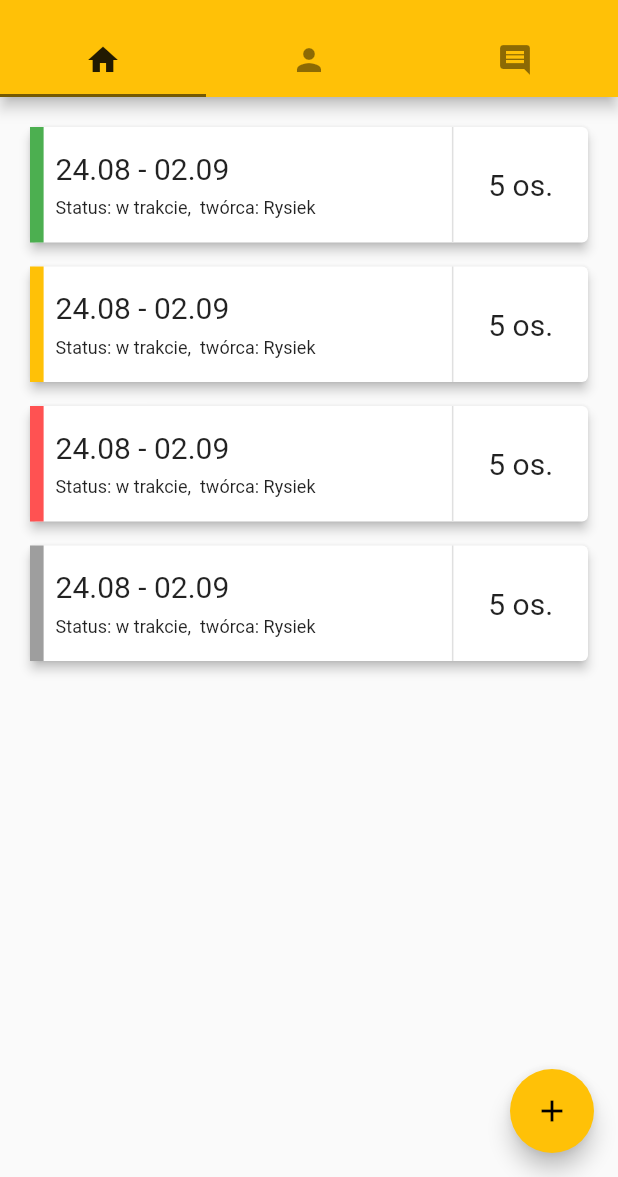
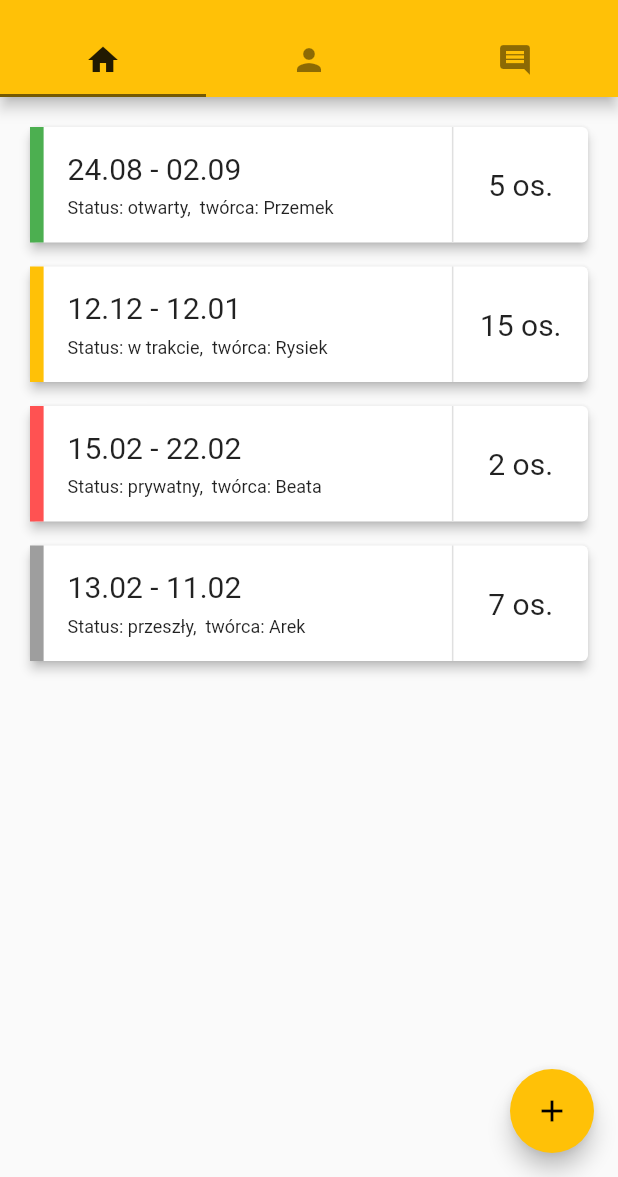
Before and after one commit to PrzemyslawPolrolniczak/PszczewHouseApp, a Flutter app: the screen it shows after launch, on a phone screen of 412 x 824 dp, the part 59-1236 px from its top. Run offline on Flutter 3.47's test engine with Material 2 defaults, Android fonts, the phone set to English and light mode, and no system bars.

Commit message:
add: tile component

```diff
--- a/lib/main.dart
+++ b/lib/main.dart
@@ -62,10 +62,30 @@ class _MyHomePageState extends State<MyHomePage> {
               child: Column(
                 crossAxisAlignment: CrossAxisAlignment.stretch,
                 children: [
-                  Tile(status: Status.open),
-                  Tile(status: Status.ongoing),
-                  Tile(status: Status.private),
-                  Tile(status: Status.past)
+                  Tile(
+                    status: Status.open,
+                    dateRange: "24.08 - 02.09",
+                    peopleSigned: 5,
+                    author: "Przemek",
+                  ),
+                  Tile(
+                    status: Status.ongoing,
+                    dateRange: "12.12 - 12.01",
+                    peopleSigned: 15,
+                    author: "Rysiek",
+                  ),
+                  Tile(
+                    status: Status.private,
+                    dateRange: "15.02 - 22.02",
+                    peopleSigned: 2,
+                    author: "Beata",
+                  ),
+                  Tile(
+                    status: Status.past,
+                    dateRange: "13.02 - 11.02",
+                    peopleSigned: 7,
+                    author: "Arek",
+                  )
                 ],
               ),
             ),
--- /dev/null
+++ b/lib/routes/reservationDetails.dart
@@ -0,0 +1,20 @@
+import 'package:flutter/material.dart';
+
+class ReservationDetails extends StatelessWidget {
+  @override
+  Widget build(BuildContext context) {
+    return Scaffold(
+      appBar: AppBar(
+        title: Text("Second Route"),
+      ),
+      body: Center(
+        child: RaisedButton(
+          onPressed: () {
+            Navigator.pop(context);
+          },
+          child: Text('Go back!'),
+        ),
+      ),
+    );
+  }
+}
--- a/lib/widgets/tile.dart
+++ b/lib/widgets/tile.dart
@@ -1,36 +1,51 @@
 import 'package:flutter/material.dart';
 
 import '../consts.dart';
+import '../routes/reservationDetails.dart';
 
 class Tile extends StatelessWidget {
-  Tile({@required this.status});
+  Tile(
+      {@required this.status,
+      @required this.author,
+      @required this.dateRange,
+      @required this.peopleSigned});
 
   final Status status;
+  final String author;
+  final String dateRange;
+  final int peopleSigned;
 
-  get getStatusColor {
+  get getStatus {
     switch (status) {
       case Status.open:
         {
-          return Colors.green;
+          return {"color": Colors.green, "text": 'otwarty'};
         }
       case Status.ongoing:
         {
-          return Colors.amber;
+          return {"color": Colors.amber, "text": 'w trakcie'};
         }
       case Status.private:
         {
-          return Colors.redAccent;
+          return {"color": Colors.redAccent, "text": 'prywatny'};
         }
       case Status.past:
         {
-          return Colors.grey;
+          return {"color": Colors.grey, "text": 'przeszły'};
         }
     }
   }
 
   @override
   Widget build(BuildContext context) {
-    return Container(
+    return GestureDetector(
+      onTap: () {
+        Navigator.push(
+          context,
+          MaterialPageRoute(builder: (context) => ReservationDetails()),
+        );
+      },
+      child: Container(
         height: 85,
         margin: EdgeInsets.only(bottom: 8),
         child: Card(
@@ -43,27 +58,27 @@ class Tile extends StatelessWidget {
                 child: Container(
                   height: double.infinity,
                   width: 16,
-                color: getStatusColor,
+                  color: getStatus["color"],
                 ),
               ),
               Flexible(
                 flex: 30,
                 child: Container(
-                  padding: EdgeInsets.symmetric(vertical: 16, horizontal: 8),
+                    padding: EdgeInsets.all(16),
                     child: Column(
                         crossAxisAlignment: CrossAxisAlignment.start,
                         children: [
                           Container(
                             margin: EdgeInsets.only(bottom: 8),
                             child: Text(
-                            '24.08 - 02.09',
+                              dateRange,
                               style: TextStyle(fontSize: 20),
                             ),
                           ),
                           Row(
                             children: [
                               Text(
-                              "Status: w trakcie,  twórca: Rysiek",
+                                "Status: ${getStatus['text']},  twórca: $author",
                                 style: TextStyle(fontSize: 12),
                               )
                             ],
@@ -75,7 +90,7 @@ class Tile extends StatelessWidget {
                 child: Container(
                     height: double.infinity,
                     child: Text(
-                    '5 os.',
+                      '$peopleSigned os.',
                       style: TextStyle(fontSize: 20),
                     ),
                     alignment: Alignment.center,
@@ -87,6 +102,7 @@ class Tile extends StatelessWidget {
             ],
           ),
         ),
+      ),
     );
   }
 }
```
Lines whose indentation alone changed are shown as unchanged.
